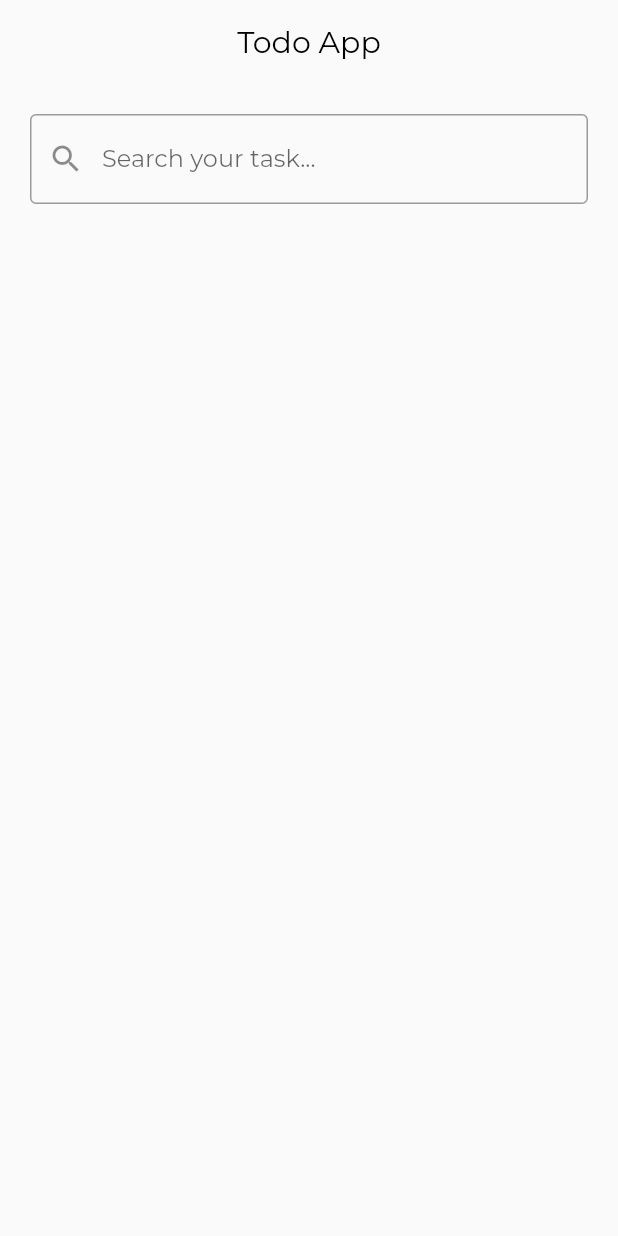
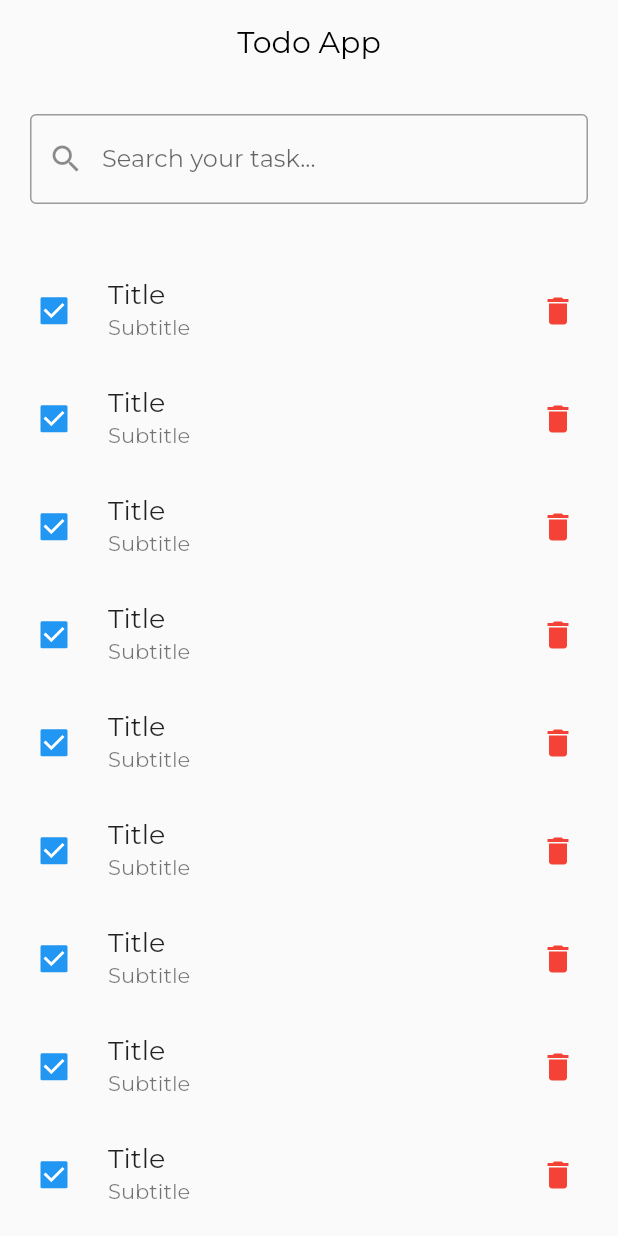
Before and after one commit to TahsinulAmir/Todo_App-Flutter, a Flutter app: the screen it shows after launch, on a phone screen of 412 x 824 dp. Run offline on Flutter 3.47's test engine with Material 2 defaults, Android fonts, the phone set to English and light mode, and no system bars.

```diff
--- a/lib/screen/homepage.dart
+++ b/lib/screen/homepage.dart
@@ -8,6 +8,7 @@ class Homepage extends StatefulWidget {
 }
 
 class _HomepageState extends State<Homepage> {
+  bool varSementara = true;
   @override
   Widget build(BuildContext context) {
     AppBar myAppBar = AppBar(
@@ -33,7 +34,7 @@ class _HomepageState extends State<Homepage> {
             Container(
               padding: EdgeInsets.all(20),
               width: widthBody,
-              height: heightBody * 0.2,
+              height: heightBody * 0.15,
               child: TextField(
                 decoration: InputDecoration(
                   border: OutlineInputBorder(),
@@ -42,6 +43,31 @@ class _HomepageState extends State<Homepage> {
                 ),
               ),
             ),
+            Container(
+                height: heightBody * 0.85,
+                width: widthBody,
+                child: ListView.builder(
+                  itemCount: 10,
+                  itemBuilder: (context, index) {
+                    return CheckboxListTile(
+                      secondary: IconButton(
+                        onPressed: () {},
+                        icon: Icon(
+                          Icons.delete,
+                          color: Colors.red,
+                        ),
+                      ),
+                      controlAffinity: ListTileControlAffinity.leading,
+                      title: Text(
+                        "Title",
+                        style: TextStyle(fontSize: 18),
+                      ),
+                      subtitle: Text("Subtitle"),
+                      value: varSementara,
+                      onChanged: (value) {},
+                    );
+                  },
+                )),
           ],
         ));
   }
```
